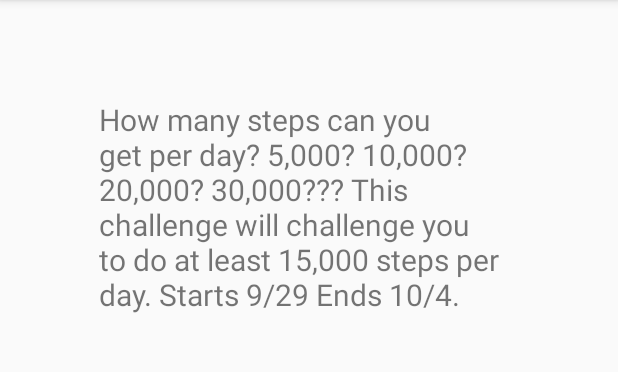
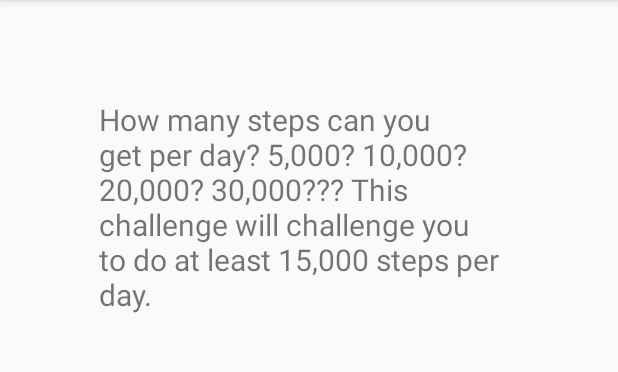
Before and after one commit to algard/Nimbus, an Android app: the layout activity_client_mode_challenge_details.xml on its own in the app's theme, with its tools: preview values and no code run, on a phone screen of 412 x 824 dp, the part 84-456 px from its top. Run offline under Robolectric (Android 15) with nearby library versions, the phone set to English and light mode, and no system bars.

Commit message:
str change

```diff
--- a/app/src/main/res/values/strings.xml
+++ b/app/src/main/res/values/strings.xml
@@ -2,7 +2,7 @@
 <resources>
 
     <string name="app_name">Nimbus</string>
-    <string name="hello_world">How many steps can you get per day? 5,000? 10,000? 20,000? 30,000???  This challenge will challenge you to do at least 15,000 steps per day. Starts 9/29 Ends 10/4.</string>
+    <string name="hello_world">How many steps can you get per day? 5,000? 10,000? 20,000? 30,000???  This challenge will challenge you to do at least 15,000 steps per day.</string>
     <string name="action_settings">Settings</string>
     <string name="title_activity_my">MyActivity</string>
     <string name="title_activity_client_challenge">ClientChallengeActivity</string>
```
